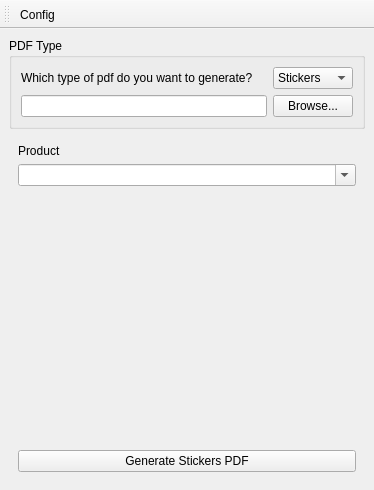
greflm13/grocycode-printpage, file modules/main.ui: the form before one commit.
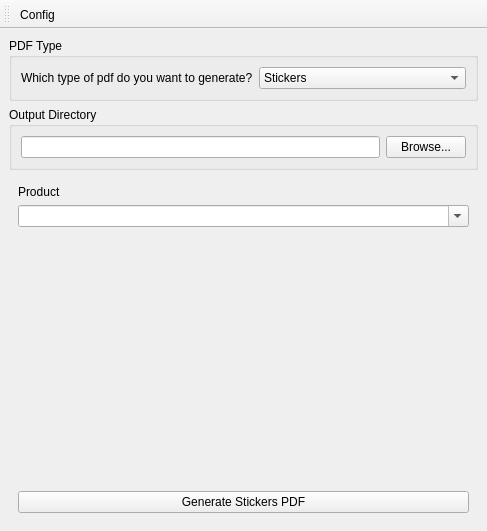
The form after the commit.

Commit message: open pdf button added

Patch:
```diff
--- a/modules/main.ui
+++ b/modules/main.ui
@@ -6,7 +6,7 @@
    <rect>
     <x>0</x>
     <y>0</y>
-    <width>374</width>
+    <width>487</width>
     <height>437</height>
    </rect>
   </property>
@@ -20,15 +20,15 @@
       <property name="title">
        <string>PDF Type</string>
       </property>
-      <layout class="QGridLayout" name="gridLayout">
-       <item row="1" column="1">
-        <widget class="QPushButton" name="outputDirChooser">
+      <layout class="QHBoxLayout" name="horizontalLayout_2">
+       <item>
+        <widget class="QLabel" name="label0">
          <property name="text">
-          <string>Browse...</string>
+          <string>Which type of pdf do you want to generate?</string>
          </property>
         </widget>
        </item>
-       <item row="0" column="1">
+       <item>
         <widget class="QComboBox" name="typeCombo">
          <item>
           <property name="text">
@@ -42,13 +42,22 @@
          </item>
         </widget>
        </item>
-       <item row="1" column="0">
+      </layout>
+     </widget>
+    </item>
+    <item>
+     <widget class="QGroupBox" name="outputGroup">
+      <property name="title">
+       <string>Output Directory</string>
+      </property>
+      <layout class="QHBoxLayout" name="horizontalLayout">
+       <item>
         <widget class="QLineEdit" name="outputDir"/>
        </item>
-       <item row="0" column="0">
-        <widget class="QLabel" name="label0">
+       <item>
+        <widget class="QPushButton" name="outputDirChooser">
          <property name="text">
-          <string>Which type of pdf do you want to generate?</string>
+          <string>Browse...</string>
          </property>
         </widget>
        </item>
```
The commit also changes 4 other files.
